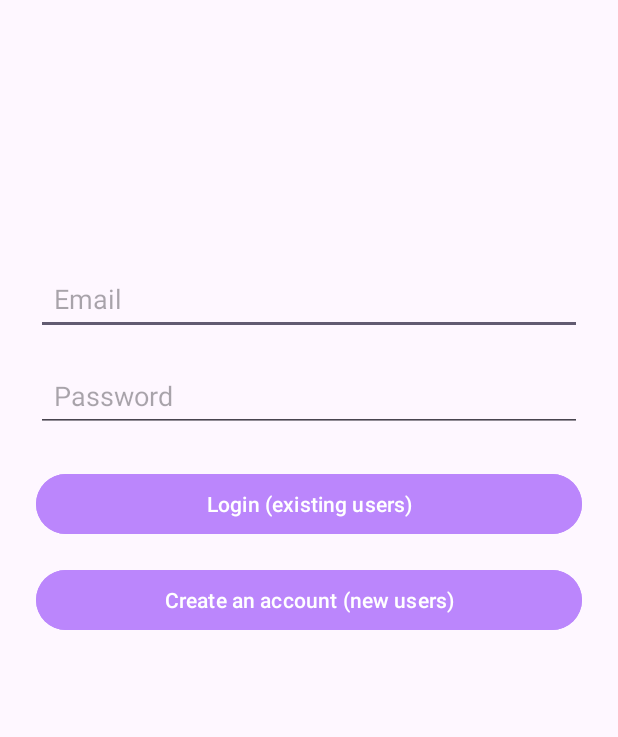
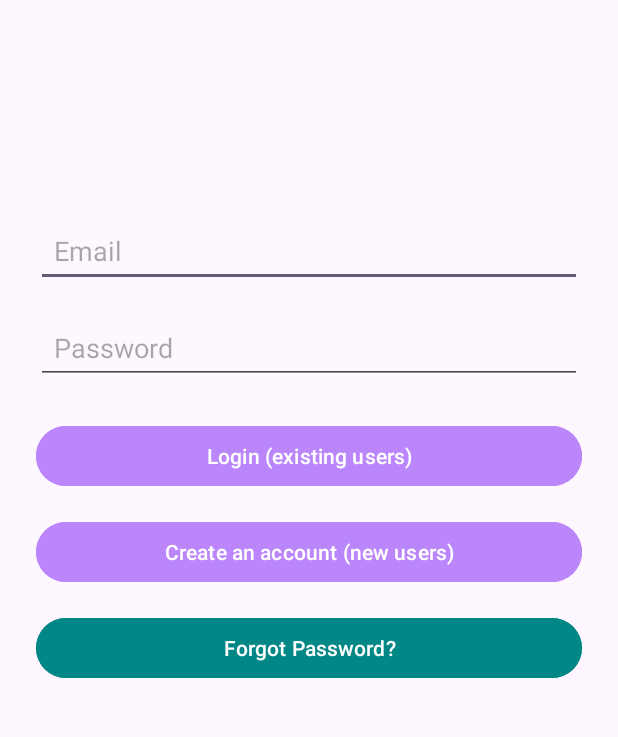
Before and after one commit to guillebasterra/EventsUSC, an Android app: the screen it shows after launch (MainActivity), on a phone screen of 412 x 824 dp, the part 157-894 px from its top. Run offline under Robolectric (Android 15) with nearby library versions, the phone set to English and light mode, and no system bars; our stand-ins replace Firebase (no records; nobody signed in at launch, a user with empty details on screens opened directly).

Commit message:
added forgot password functionality

```diff
--- a/app/src/main/res/layout/activity_main.xml
+++ b/app/src/main/res/layout/activity_main.xml
@@ -65,6 +65,17 @@
             android:textColor="@android:color/white"
             android:layout_marginBottom="16dp" />
 
+        <!-- "forgot password" button -->
+        <Button
+            android:id="@+id/forgot_password_button"
+            android:layout_width="match_parent"
+            android:layout_height="wrap_content"
+            android:text="Forgot Password?"
+            android:backgroundTint="@color/teal_700"
+            android:textColor="@android:color/white"
+            android:layout_marginBottom="16dp" />
+
+
     </LinearLayout>
 
 </androidx.coordinatorlayout.widget.CoordinatorLayout>
```
Also changed, not shown: app/src/main/java/com/example/eventsusc/MainActivity.java (+21 -58 lines).
